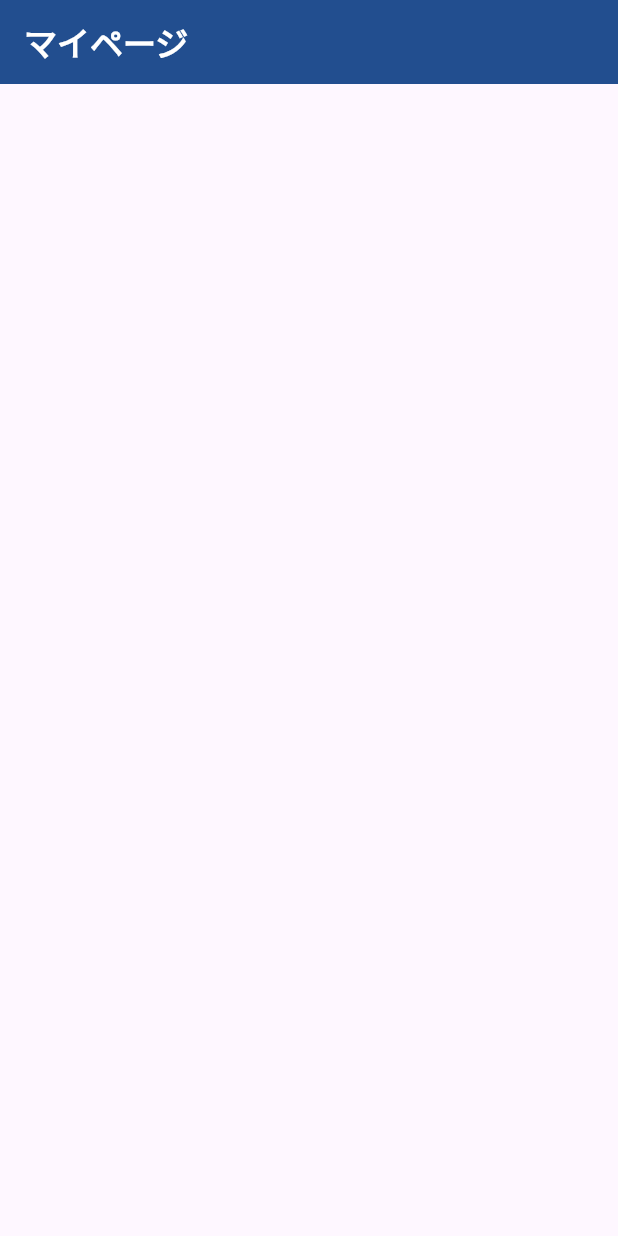
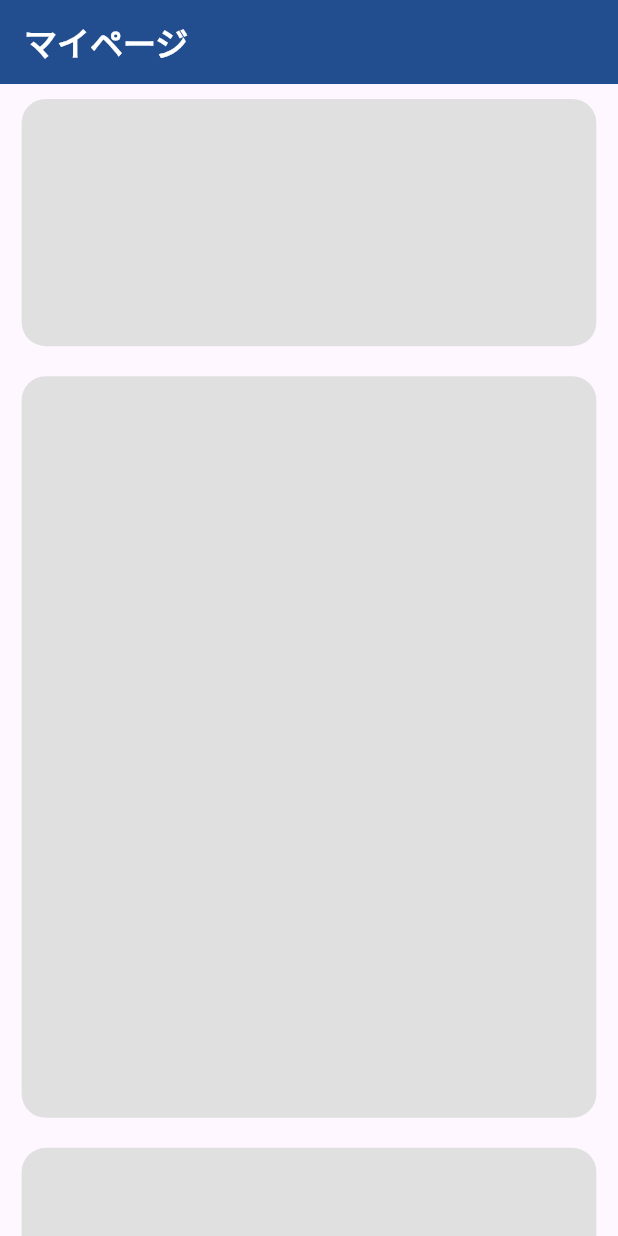
Before and after one commit to ziburi-hiro/new_plusch, a Flutter app: the MyPage screen opened directly, on a phone screen of 412 x 824 dp. Run offline on Flutter 3.47's test engine with Material 3 defaults, Android fonts, the phone set to English and light mode, and no system bars; our stand-ins replace carousel_slider, cloud_firestore, dots_indicator, firebase_auth, firebase_core, flutter_screenutil and 2 more; accounts and stored records are empty.

Commit message:
make mypage UI

```diff
--- a/lib/Screen/home_page.dart
+++ b/lib/Screen/home_page.dart
@@ -96,8 +96,8 @@ class _HomePageState extends State<HomePage> {
                 Padding(
                   padding: const EdgeInsets.symmetric(horizontal: 10.0),
                   child: Container(
-                    height: 300,
-                    width: 400,
+                    height: screenSize.height*0.4,
+                    width: screenSize.width*0.93,
                     decoration: BoxDecoration(
                       borderRadius: BorderRadius.circular(16),
                       color: Colors.grey.shade300,
--- a/lib/Screen/mypage.dart
+++ b/lib/Screen/mypage.dart
@@ -1,4 +1,5 @@
 import 'package:flutter/material.dart';
+import 'package:flutter_screenutil/flutter_screenutil.dart';
 import 'package:plusch/Constants/colors.dart';
 import 'package:plusch/Models/account.dart';
 import 'package:plusch/utils/authentication.dart';
@@ -15,6 +16,8 @@ class _MyPageState extends State<MyPage> {
 
   @override
   Widget build(BuildContext context) {
+    var screenSize = MediaQuery.of(context).size;
+
     return WillPopScope(
       onWillPop: () async => false,
       child: Scaffold(
@@ -26,7 +29,62 @@ class _MyPageState extends State<MyPage> {
           automaticallyImplyLeading: false,
           backgroundColor: appbarColor,
         ),
-        body: Text(myAccount.name),
+        body: SingleChildScrollView(
+          child: ScreenUtilInit(
+            designSize: const Size(393, 852),
+            child: Column(
+              children: [
+                ///アカウント情報
+                Padding(
+                  padding: const EdgeInsets.all(10.0),
+                  child: Center(
+                    child: Container(
+                      height: screenSize.height*0.2,
+                      width: screenSize.width*0.93,
+                      decoration: BoxDecoration(
+                        borderRadius: BorderRadius.circular(16),
+                        color: Colors.grey.shade300,
+                      ),
+                      child: Text(myAccount.name),
+                    ),
+                  ),
+                ),
+
+                ///自分の教育履歴
+                Padding(
+                  padding: const EdgeInsets.all(10.0),
+                  child: Center(
+                    child: Container(
+                      height: screenSize.height*0.6,
+                      width: screenSize.width*0.93,
+                      decoration: BoxDecoration(
+                        borderRadius: BorderRadius.circular(16),
+                        color: Colors.grey.shade300,
+                      ),
+                      child: Text(myAccount.name),
+                    ),
+                  ),
+                ),
+
+                ///アカウントメニュー
+                Padding(
+                  padding: const EdgeInsets.all(10.0),
+                  child: Center(
+                    child: Container(
+                      height: screenSize.height*0.5,
+                      width: screenSize.width*0.93,
+                      decoration: BoxDecoration(
+                        borderRadius: BorderRadius.circular(16),
+                        color: Colors.grey.shade300,
+                      ),
+                      child: Text(myAccount.name),
+                    ),
+                  ),
+                ),
+              ],
+            ),
+          ),
+        ),
       ),
     );
   }
```
